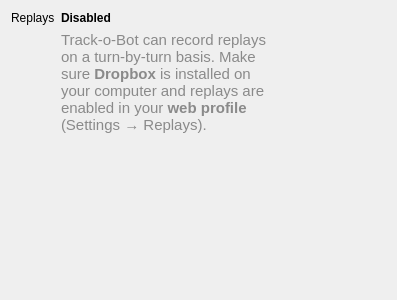
Above: src/ReplaysWidget.ui from stevschmid/track-o-bot before the change. Below: the same form after it.
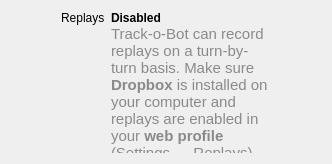
That is the form after the change.

Commit message: Auto resize widget

Diff of the .ui file:
```diff
--- a/src/ReplaysWidget.ui
+++ b/src/ReplaysWidget.ui
@@ -6,10 +6,22 @@
    <rect>
     <x>0</x>
     <y>0</y>
-    <width>397</width>
-    <height>300</height>
+    <width>332</width>
+    <height>164</height>
    </rect>
   </property>
+  <property name="sizePolicy">
+   <sizepolicy hsizetype="Preferred" vsizetype="Fixed">
+    <horstretch>0</horstretch>
+    <verstretch>0</verstretch>
+   </sizepolicy>
+  </property>
+  <property name="minimumSize">
+   <size>
+    <width>0</width>
+    <height>150</height>
+   </size>
+  </property>
   <property name="windowTitle">
    <string>Form</string>
   </property>
@@ -17,11 +29,26 @@
    <item>
     <layout class="QFormLayout" name="formLayout">
      <property name="fieldGrowthPolicy">
-      <enum>QFormLayout::ExpandingFieldsGrow</enum>
+      <enum>QFormLayout::AllNonFixedFieldsGrow</enum>
      </property>
      <property name="rowWrapPolicy">
       <enum>QFormLayout::DontWrapRows</enum>
      </property>
+     <property name="labelAlignment">
+      <set>Qt::AlignRight|Qt::AlignTop|Qt::AlignTrailing</set>
+     </property>
+     <property name="horizontalSpacing">
+      <number>-1</number>
+     </property>
+     <property name="verticalSpacing">
+      <number>0</number>
+     </property>
+     <property name="leftMargin">
+      <number>50</number>
+     </property>
+     <property name="rightMargin">
+      <number>50</number>
+     </property>
      <item row="0" column="0">
       <widget class="QLabel" name="label_4">
        <property name="text">
```
The commit also changes 6 other files.
